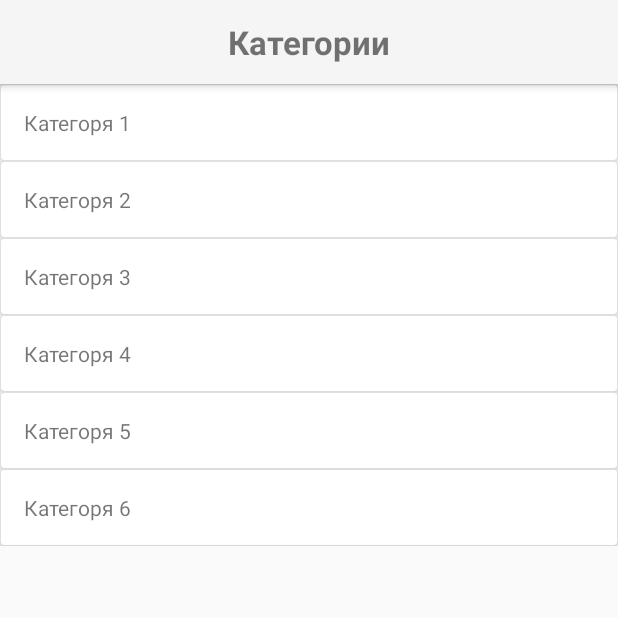
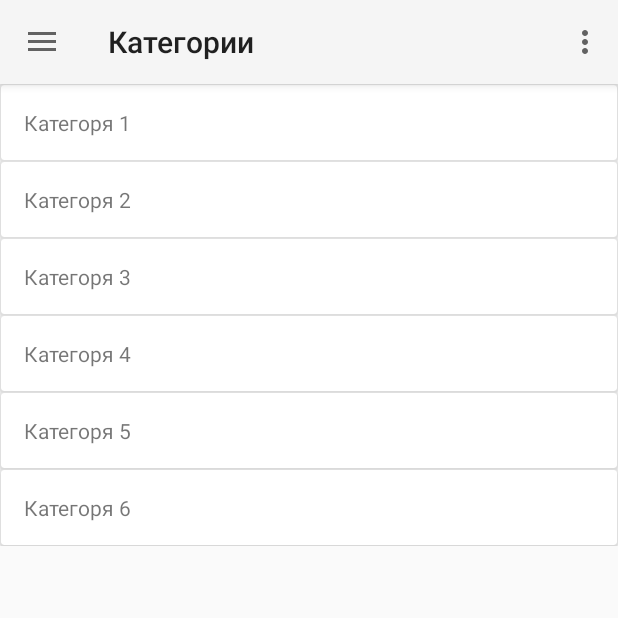
Before and after one commit to Kisiev/MoneyTracker_v2.0, an Android app: the screen it shows after launch (MainActivity), in the side drawer, after a tap on "Категории", on a phone screen of 412 x 824 dp, the top half of it. Run offline under Robolectric (Android 15) with nearby library versions, the phone set to English and light mode, and no system bars.

Commit message:
исправил ошибку c отображением тулбара и выделением текста в дроуере

```diff
--- a/app/src/main/java/money/android/bignerdranch/com/moneytracker/UI/MainActivity.java
+++ b/app/src/main/java/money/android/bignerdranch/com/moneytracker/UI/MainActivity.java
@@ -57,7 +57,7 @@ public class MainActivity extends AppCompatActivity
         if (savedInstanceState == null)
         {
             replaceFragment(new ExpensesFragment());
-            toolTitel.setText("Траты");
+            setTitle("Траты");
         }
 
         getSupportFragmentManager().addOnBackStackChangedListener(new FragmentManager.OnBackStackChangedListener() {
@@ -67,8 +67,7 @@ public class MainActivity extends AppCompatActivity
                 if (f != null)
                 {
                     updateToolbarTitle(f);
-                } else
-                    f.onDestroy();
+                } else onBackPressed();
             }
         });
 
@@ -128,24 +127,22 @@ public class MainActivity extends AppCompatActivity
         TextView textView = (TextView) findViewById(R.id.header_drawer);
         if (fragmentClassName.equals(ExpensesFragment.class.getName()))
         {
-            textView.setText(getString(R.string.expenses_header_nav));
+            setTitle(getString(R.string.expenses_header_nav));
             navigationView.setCheckedItem(R.id.spendItem);
-            Log.d("MAY", fragmentClassName);
         }else
         if (fragmentClassName.equals(CategoryFragment.class.getName()))
         {
-            textView.setText(getString(R.string.category_header_nav));
+            setTitle(getString(R.string.category_header_nav));
             navigationView.setCheckedItem(R.id.categoryItem);
-            Log.d("MAY",  fragmentClassName);
         }else
         if (fragmentClassName.equals(StatisticFragment.class.getName()))
         {
-            textView.setText(getString(R.string.statistic_header_nav));
+            setTitle(getString(R.string.statistic_header_nav));
             navigationView.setCheckedItem(R.id.statItem);
         }else
         if (fragmentClassName.equals(SettingFragment.class.getName()))
         {
-            textView.setText(getString(R.string.setting_header_nav));
+            setTitle(getString(R.string.setting_header_nav));
             navigationView.setCheckedItem(R.id.settingItem);
         }
     }
@@ -154,6 +151,9 @@ public class MainActivity extends AppCompatActivity
     @Override
     public boolean onNavigationItemSelected(MenuItem item) {
         // Handle navigation view item clicks here.
+        if (drawer != null) {
+            drawer.closeDrawer(GravityCompat.START);
+        }
         int id = item.getItemId();
 
         switch (id)
--- a/app/src/main/res/layout/app_bar_main.xml
+++ b/app/src/main/res/layout/app_bar_main.xml
@@ -13,21 +13,6 @@
         android:layout_height="wrap_content"
         android:theme="@style/AppTheme.AppBarOverlay">
 
-        <android.support.v7.widget.Toolbar
-            android:id="@+id/toolbar"
-            android:layout_width="match_parent"
-            android:layout_height="?attr/actionBarSize"
-            android:background="?attr/colorPrimary"
-            app:popupTheme="@style/AppTheme.PopupOverlay"
-            >
-            <include
-                layout="@layout/drawer_header"
-                android:layout_width="wrap_content"
-                android:layout_height="wrap_content"
-                android:layout_gravity="center">
-
-            </include>
-        </android.support.v7.widget.Toolbar>
 
     </android.support.design.widget.AppBarLayout>
 
--- a/app/src/main/res/menu/activity_main_drawer.xml
+++ b/app/src/main/res/menu/activity_main_drawer.xml
@@ -14,14 +14,15 @@
             android:id="@+id/statItem"
             android:icon="@mipmap/statistic"
             android:title="@string/statistic"/>
+        <item
+            android:id="@+id/settingItem"
+            android:icon="@mipmap/setting"
+            android:title="@string/settings"/>
     </group>
 <item android:title="">
  <group android:checkableBehavior="single">
 <menu>
-            <item
-                android:id="@+id/settingItem"
-                android:icon="@mipmap/setting"
-                android:title="@string/settings"/>
+
             <item
                 android:id="@+id/exitItem"
                 android:icon="@mipmap/exit"
```
